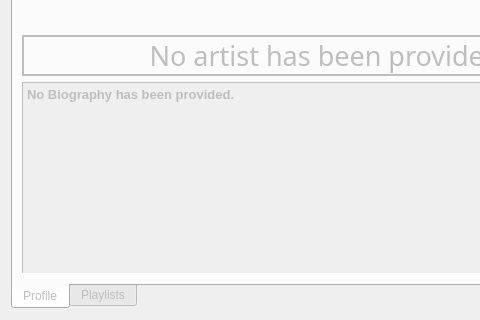
The window that ui/dialogs/artistview.ui (amirmohsen1384/Mockingbird) describes before a commit, drawn with Qt 5; both pictures show x 0 to 480 and y 430 to 750 of the 650 by 750 pixel window.
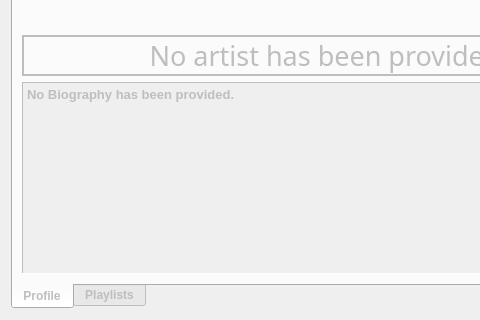
The same window after the commit. Custom widgets are drawn as their Qt base class.

The edit to the form file:
```diff
--- a/ui/dialogs/artistview.ui
+++ b/ui/dialogs/artistview.ui
@@ -25,6 +25,11 @@
      <property name="enabled">
       <bool>false</bool>
      </property>
+     <property name="font">
+      <font>
+       <bold>true</bold>
+      </font>
+     </property>
      <property name="tabPosition">
       <enum>QTabWidget::TabPosition::South</enum>
      </property>
```
